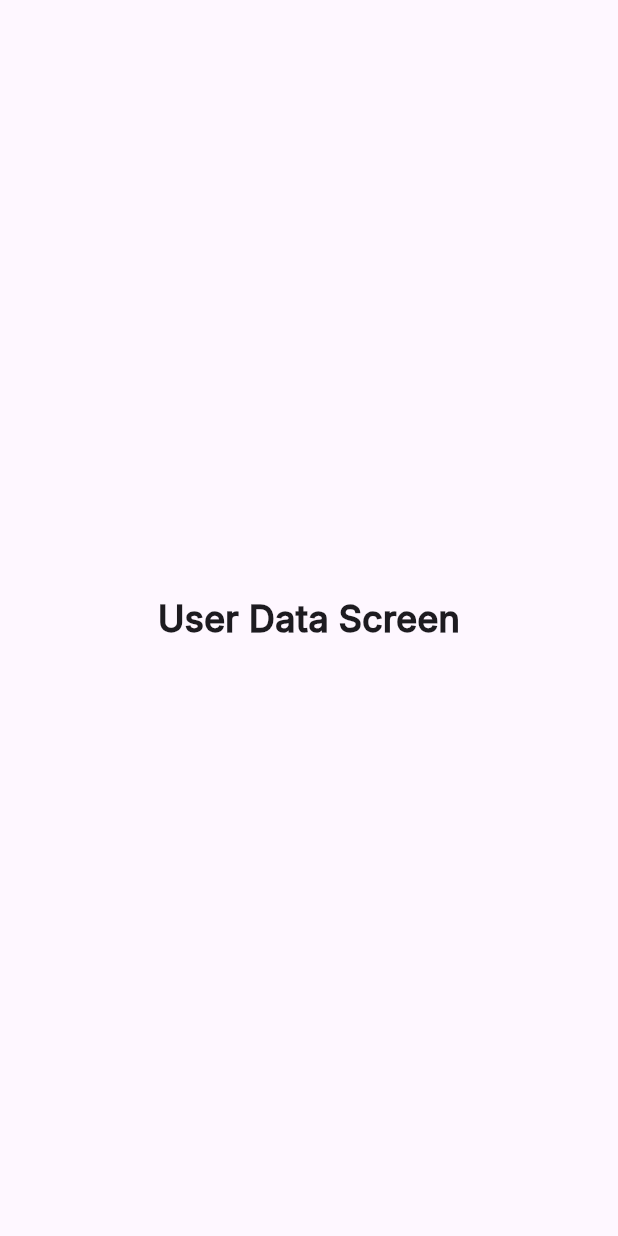
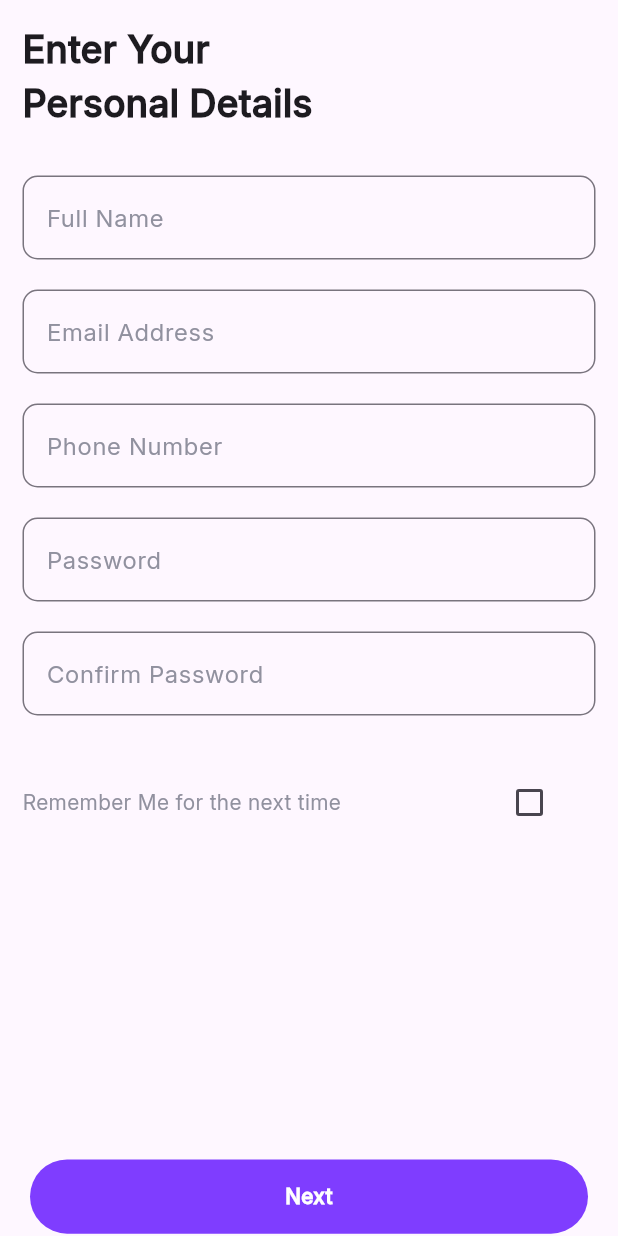
Before and after one commit to cusaldmsr/expenz_tracker_app, a Flutter app: the UserDataScreen screen opened directly, on a phone screen of 412 x 824 dp. Run offline on Flutter 3.47's test engine with Material 3 defaults, Android fonts, the phone set to English and light mode, and no system bars; our stand-ins replace smooth_page_indicator.

Commit message:
Add UserDataScreen with form fields and navigation button

```diff
--- a/lib/screens/user_data_screen.dart
+++ b/lib/screens/user_data_screen.dart
@@ -1,3 +1,6 @@
+import 'package:expenz_tracker_app/constants/colors.dart';
+import 'package:expenz_tracker_app/constants/constants.dart';
+import 'package:expenz_tracker_app/widgets/custom_button.dart';
 import 'package:flutter/material.dart';
 
 class UserDataScreen extends StatefulWidget {
@@ -8,13 +11,126 @@ class UserDataScreen extends StatefulWidget {
 }
 
 class _UserDataScreenState extends State<UserDataScreen> {
+  //for the checkbox
+  bool _rememberMe = false;
+
   @override
   Widget build(BuildContext context) {
     return Scaffold(
-      body: Center(
-        child: Text(
-          'User Data Screen',
-          style: TextStyle(fontSize: 24, fontWeight: FontWeight.bold),
+      body: SingleChildScrollView(
+        child: SafeArea(
+          child: Padding(
+            padding: const EdgeInsets.all(kDefaultPadding),
+            child: Column(
+              crossAxisAlignment: CrossAxisAlignment.start,
+              children: [
+                Text(
+                  'Enter Your\nPersonal Details',
+                  style: TextStyle(fontSize: 25, fontWeight: FontWeight.bold),
+                ),
+                SizedBox(height: 30),
+                //Form
+                Form(
+                  child: Column(
+                    children: [
+                      TextFormField(
+                        decoration: InputDecoration(
+                          labelText: 'Full Name',
+                          labelStyle: TextStyle(color: kGrey),
+                          border: OutlineInputBorder(
+                            borderRadius: BorderRadius.circular(10),
+                          ),
+                        ),
+                      ),
+                      SizedBox(height: 20),
+                      TextFormField(
+                        decoration: InputDecoration(
+                          labelText: 'Email Address',
+                          labelStyle: TextStyle(color: kGrey),
+                          border: OutlineInputBorder(
+                            borderRadius: BorderRadius.circular(10),
+                          ),
+                        ),
+                      ),
+                      SizedBox(height: 20),
+                      TextFormField(
+                        decoration: InputDecoration(
+                          labelText: 'Phone Number',
+                          labelStyle: TextStyle(color: kGrey),
+                          border: OutlineInputBorder(
+                            borderRadius: BorderRadius.circular(10),
+                          ),
+                        ),
+                      ),
+                      SizedBox(height: 20),
+                      TextFormField(
+                        obscureText: true,
+                        decoration: InputDecoration(
+                          labelText: 'Password',
+                          labelStyle: TextStyle(color: kGrey),
+                          border: OutlineInputBorder(
+                            borderRadius: BorderRadius.circular(10),
+                          ),
+                        ),
+                      ),
+                      SizedBox(height: 20),
+                      TextFormField(
+                        obscureText: true,
+                        decoration: InputDecoration(
+                          labelText: 'Confirm Password',
+                          labelStyle: TextStyle(color: kGrey),
+                          border: OutlineInputBorder(
+                            borderRadius: BorderRadius.circular(10),
+                          ),
+                        ),
+                      ),
+                      SizedBox(height: 30),
+                      Row(
+                        children: [
+                          Text(
+                            'Remember Me for the next time',
+                            style: TextStyle(color: kGrey),
+                          ),
+                          Spacer(),
+                          Expanded(
+                            child: CheckboxListTile(
+                              activeColor: kMainColor,
+                              value: _rememberMe,
+                              onChanged: (value) => setState(() {
+                                _rememberMe = true;
+                              }),
+                            ),
+                          ),
+                        ],
+                      ),
+                      SizedBox(height: 210),
+                    ],
+                  ),
+                ),
+                // Navigation Buttons
+                Positioned(
+                  bottom: 30,
+                  left: 0,
+                  right: 0,
+                  child: Padding(
+                    padding: const EdgeInsets.symmetric(horizontal: 5),
+                    child: GestureDetector(
+                      onTap: () {
+                        Navigator.push(
+                          context,
+                          MaterialPageRoute(
+                            builder: (context) => const UserDataScreen(),
+                          ),
+                        );
+                      },
+
+                      child: CustomButton(text: "Next", color: kMainColor),
+                    ),
+                  ),
+                ),
+              ],
+            ),
+          ),
         ),
       ),
     );
```
